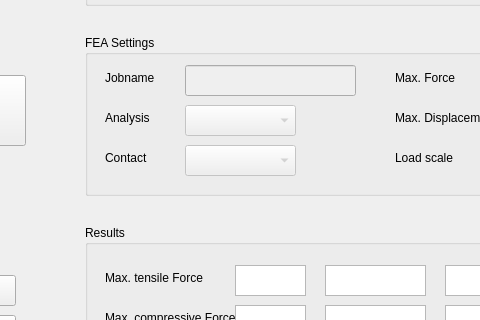
The window that applications/leofea/src/resources/dialog.ui (ghackenberg/caddrive) describes before a commit, drawn with Qt 5; both pictures show x 286 to 766 and y 326 to 646 of the 900 by 777 pixel window.
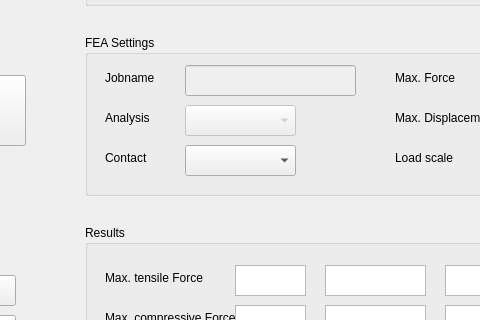
The same window after the commit.

Commit message: LeoFEA: Contact on/off enabled

Patch:
```diff
--- a/applications/leofea/src/resources/dialog.ui
+++ b/applications/leofea/src/resources/dialog.ui
@@ -303,7 +303,7 @@
      </widget>
      <widget class="QComboBox" name="combo_Contact">
       <property name="enabled">
-       <bool>false</bool>
+       <bool>true</bool>
       </property>
       <property name="geometry">
        <rect>
```
